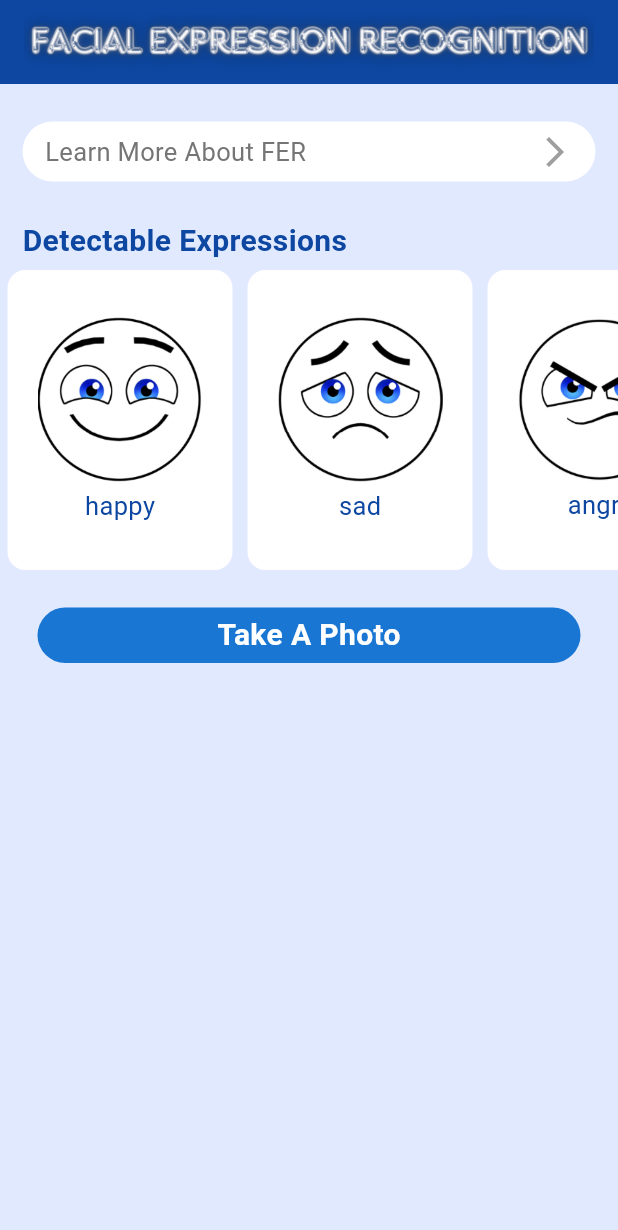
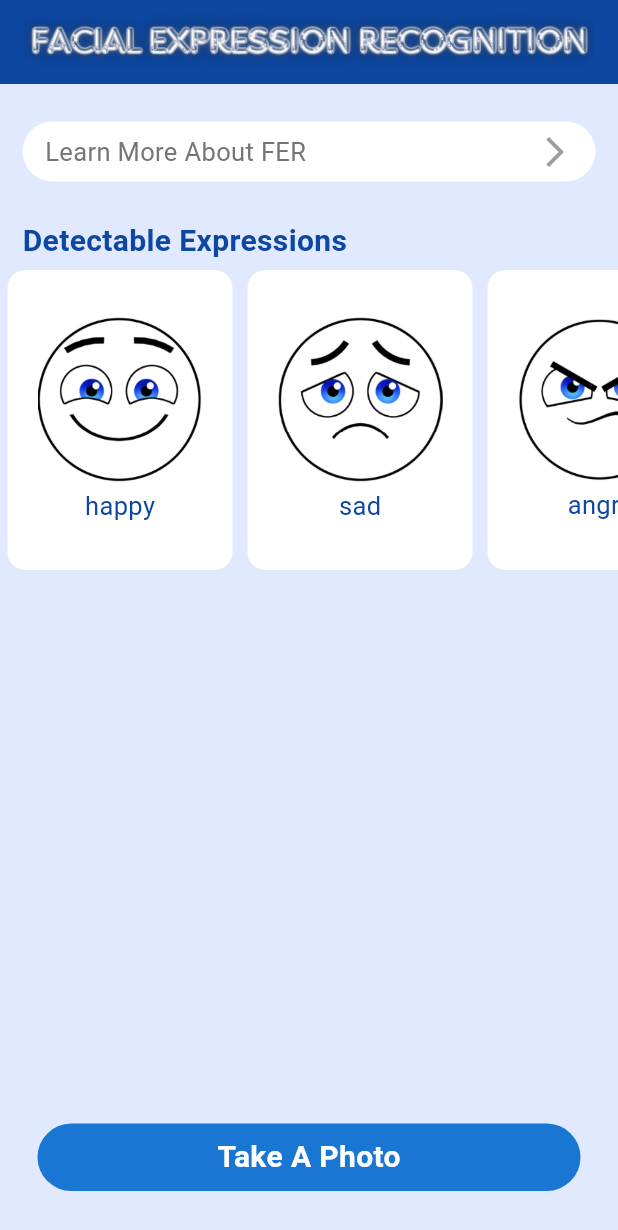
Before and after one commit to bdav22/FER, a Flutter app: the screen it shows after launch, on a phone screen of 412 x 824 dp. Shown: the top 1230 px of the screen. Run offline on Flutter 3.47's test engine with Material 3 defaults, Android fonts, the phone set to English and light mode, and no system bars; our stand-ins replace camera, fluttertoast; generated files the repository leaves out were written again.

Commit message:
ui chanfes

```diff
--- a/lib/pages/homePage.dart
+++ b/lib/pages/homePage.dart
@@ -27,6 +27,7 @@ class _HomePageState extends State<HomePage> {
   @override
   Widget build(BuildContext context) {
     double displayWidth = MediaQuery.of(context).size.width;
+    double displayHeight = MediaQuery.of(context).size.height;
     return Scaffold(
       backgroundColor: Color.fromARGB(255, 224, 233, 254),
       appBar: AppBar(
@@ -34,7 +35,18 @@ class _HomePageState extends State<HomePage> {
         centerTitle: true,
         title: Image.asset('lib/assets/FER.png'),
       ),
-      body: Column(
+      body: Stack(
+        alignment: Alignment.bottomCenter,
+        children: [
+          // Container(
+          //   height: displayHeight,
+          //   child: Image.asset(
+          //     'lib/assets/faceBackground.jpg',
+          //     fit: BoxFit.cover,
+          //     opacity: AlwaysStoppedAnimation(0.5),
+          //   ),
+          // ),
+          Column(
             crossAxisAlignment: CrossAxisAlignment.start,
             children: [
               const SizedBox(height: 25),
@@ -48,7 +60,8 @@ class _HomePageState extends State<HomePage> {
                       ));
                     },
                     child: Ink(
-                  padding: EdgeInsets.symmetric(vertical: 8, horizontal: 15),
+                      padding:
+                          EdgeInsets.symmetric(vertical: 8, horizontal: 15),
                       width: displayWidth - 30,
                       decoration: BoxDecoration(
                           color: Colors.white,
@@ -73,7 +86,8 @@ class _HomePageState extends State<HomePage> {
               ),
               const SizedBox(height: 20),
               Padding(
-            padding: const EdgeInsets.symmetric(horizontal: 15, vertical: 5),
+                padding:
+                    const EdgeInsets.symmetric(horizontal: 15, vertical: 5),
                 child: Text(
                   'Detectable Expressions',
                   style: TextStyle(
@@ -89,7 +103,8 @@ class _HomePageState extends State<HomePage> {
                     scrollDirection: Axis.horizontal,
                     itemBuilder: (context, index) => Container(
                           width: 150,
-                      margin: EdgeInsetsDirectional.symmetric(horizontal: 5),
+                          margin:
+                              EdgeInsetsDirectional.symmetric(horizontal: 5),
                           decoration: BoxDecoration(
                               color: Colors.white,
                               borderRadius: BorderRadius.circular(12)),
@@ -115,8 +130,18 @@ class _HomePageState extends State<HomePage> {
                         )),
               ),
               const SizedBox(height: 25),
+            ],
+          ),
+          Column(
+            mainAxisSize: MainAxisSize.min,
+            children: [
+              // Container(
+              //   height: 2,
+              //   color: Color.fromRGBO(200, 200, 254, 1),
+              // ),
               Padding(
-            padding: const EdgeInsets.symmetric(horizontal: 25),
+                padding:
+                    const EdgeInsets.symmetric(horizontal: 25, vertical: 30),
                 child: InkWell(
                     onTap: () {
                       HapticFeedback.lightImpact();
@@ -127,6 +152,7 @@ class _HomePageState extends State<HomePage> {
                     child: Ink(
                       padding: EdgeInsets.symmetric(vertical: 4),
                       width: displayWidth - 50,
+                      height: 45,
                       decoration: BoxDecoration(
                           color: Colors.blue.shade700,
                           borderRadius: BorderRadius.circular(buttonRadius)),
@@ -140,6 +166,8 @@ class _HomePageState extends State<HomePage> {
                         ),
                       ),
                     )),
+              ),
+            ],
           )
         ],
       ),
```
Also changed, not shown: lib/pages/takePicturePage.dart (+12 -9 lines), lib/assets/faceBackground.jpg (added). Lines whose indentation alone changed are shown as unchanged.
